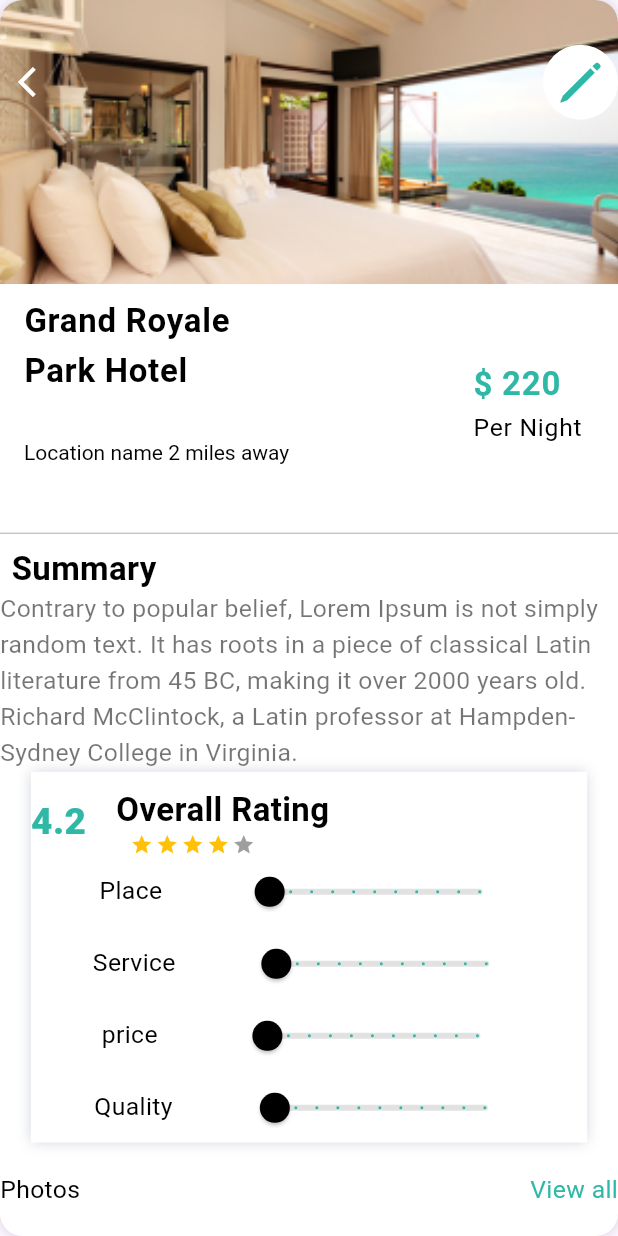
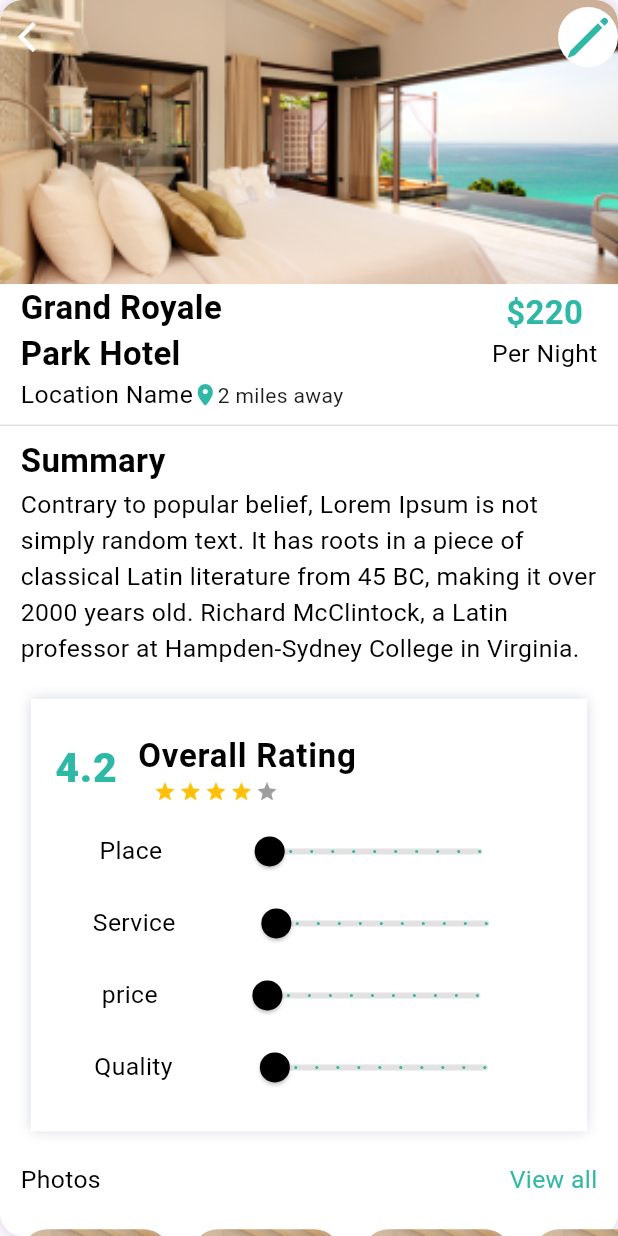
Before and after one commit to SkyLineCoderz-Maaz/tourism_app, a Flutter app: the ScreenOverview screen opened directly, on a phone screen of 412 x 824 dp. Run offline on Flutter 3.47's test engine with Material 3 defaults, Android fonts, the phone set to English and light mode, and no system bars; drawn by our look-alikes of flutter_rating_bar; our stand-ins replace flutter_svg, get, pinput, sizer; network calls fail.

Commit message:
responsive_business_app

```diff
--- a/lib/main.dart
+++ b/lib/main.dart
@@ -1,11 +1,8 @@
 import 'package:flutter/material.dart';
 import 'package:get/get.dart';
-import 'package:tourism_app/modules/user_module/views/layouts/layout_profile.dart';
-import 'package:tourism_app/modules/user_module/views/screens/screen_add_new_place.dart';
 import 'package:tourism_app/modules/user_module/views/screens/screen_booking_detail.dart';
-import 'package:tourism_app/modules/user_module/views/screens/screen_overview.dart';
+import 'package:sizer/sizer.dart';
 import 'package:tourism_app/modules/user_module/views/screens/screen_splash.dart';
-import 'package:sizer/sizer.dart';
 void main() {
   runApp(MyApp());
   WidgetsFlutterBinding.ensureInitialized();
@@ -17,8 +14,8 @@ class MyApp extends StatelessWidget {
     return Sizer(builder: (BuildContext context, Orientation orientation, DeviceType deviceType) {
       return GetMaterialApp(
         debugShowCheckedModeBanner: false,
-        // home: ScreenSplash(),
-        home: ScreenBookingDetail(),
+        home: ScreenSplash(),
+        // home: ScreenBookingDetail(),
       );
     },);
   }
--- a/lib/modules/user_module/views/layouts/layout_profile.dart
+++ b/lib/modules/user_module/views/layouts/layout_profile.dart
@@ -29,10 +29,7 @@ class LayoutProfile extends StatelessWidget {
                 ExtraLargeText(
                   text: 'App Logo',
                 ).paddingOnly(top:90.sp,left: 120.sp),
-                Icon(
-                  CupertinoIcons.bell,
-                  color: Colors.black,
-                ).paddingOnly(top: 40.sp,left: 260.sp),
+                Image.asset('assets/icons/bell.png',).paddingOnly(top: 40.sp,left: 260.sp),
                 CircleAvatar(
                   radius: 35.sp,
                   backgroundImage: AssetImage('assets/images/person.png'),
@@ -83,7 +80,7 @@ class LayoutProfile extends StatelessWidget {
                 CustomContainer(
                   height: 50.sp,
                   color: Colors.white,
-                  icon: Icons.question_mark_outlined,
+                  icon: Icons.question_mark_rounded,
                   iconColor: appColor,
                   text: 'Help',
                   textColor: Colors.black,
--- a/lib/modules/user_module/views/screens/screen_add_new_place.dart
+++ b/lib/modules/user_module/views/screens/screen_add_new_place.dart
@@ -31,20 +31,17 @@ class ScreenAddNewPlace extends StatelessWidget {
         child: Column(
           children: [
             Container(
-              height: Get.height * .3,
+              height: Get.height * .2,
               width: Get.width * .9,
               decoration: BoxDecoration(
                   color: Colors.white,
                   borderRadius: BorderRadius.circular(12),
                   border: Border.all(color: Colors.black38)),
               child: Column(
+                mainAxisAlignment: MainAxisAlignment.center,
                 children: [
+                  Image.asset('assets/icons/photo (2) 1.png'),
                   SizedBox(height: 1.h,),
-                  IconButton(
-                    onPressed: () {},
-                    icon: Icon(Icons.picture_as_pdf_outlined),
-                  ),
-                  SizedBox(height: 2.h,),
                   MediumText(
                     text: 'Add Images',
                     color: Colors.black,
--- a/lib/modules/user_module/views/screens/screen_home_page.dart
+++ b/lib/modules/user_module/views/screens/screen_home_page.dart
@@ -47,14 +47,14 @@ class BottomNavyBarState extends State<ScreenHomePage> {
         items: <BottomNavyBarItem>[
           BottomNavyBarItem(
             inactiveColor: Colors.black,
-            icon: const Icon(Icons.apps),
+            icon: const Icon(Icons.home),
             title: const Text('Booking'),
             activeColor: appColor,
             textAlign: TextAlign.center,
           ),
           BottomNavyBarItem(
             inactiveColor: Colors.black,
-            icon: const Icon(Icons.place),
+            icon: const Icon(Icons.business_sharp),
             title: const Text('Place'),
             activeColor: appColor,
             textAlign: TextAlign.center,
@@ -62,7 +62,7 @@ class BottomNavyBarState extends State<ScreenHomePage> {
 
           BottomNavyBarItem(
             inactiveColor: Colors.black,
-            icon: const Icon(Icons.account_box),
+            icon: const Icon(Icons.person_pin),
             title: const Text('Account'),
             activeColor: appColor,
             textAlign: TextAlign.center,
--- a/lib/modules/user_module/views/screens/screen_overview.dart
+++ b/lib/modules/user_module/views/screens/screen_overview.dart
@@ -3,6 +3,7 @@ import 'package:flutter/material.dart';
 import 'package:flutter_rating_bar/flutter_rating_bar.dart';
 import 'package:get/get.dart';
 import 'package:get/get_core/src/get_main.dart';
+import 'package:sizer/sizer.dart';
 import 'package:tourism_app/modules/user_module/custom_widgets/custom_button.dart';
 import 'package:tourism_app/modules/user_module/custom_widgets/custom_images.dart';
 import 'package:tourism_app/modules/user_module/helpers/constants.dart';
@@ -27,9 +28,6 @@ class _ScreenOverviewState extends State<ScreenOverview> {
       body: Stack(
         children: [
           Container(
-            width: Get.width,
-            height: Get.height,
-            // margin: EdgeInsets.all(10),
             decoration: BoxDecoration(
                 boxShadow: appBoxShadow,
                 color: Colors.white,
@@ -39,13 +37,15 @@ class _ScreenOverviewState extends State<ScreenOverview> {
                 children: [
                   Container(
                     height: Get.height * .23,
-                    width: Get.width,
                     decoration: BoxDecoration(
                         borderRadius:
                             BorderRadius.vertical(top: Radius.circular(15)),
                         image: DecorationImage(
                             image: AssetImage("assets/images/places.png"),
                             fit: BoxFit.cover)),
+                    child: SafeArea(
+                      child: Align(
+                        alignment: Alignment.topCenter,
                         child: Row(
                           mainAxisAlignment: MainAxisAlignment.spaceBetween,
                           children: [
@@ -57,8 +57,7 @@ class _ScreenOverviewState extends State<ScreenOverview> {
                               color: Colors.white,
                             ),
                             Container(
-                          height: 60,
-                          width: 50,
+                              height: 6.h,
                               decoration: BoxDecoration(
                                 color: Colors.white,
                                 shape: BoxShape.circle
@@ -66,58 +65,50 @@ class _ScreenOverviewState extends State<ScreenOverview> {
                               child: Icon(CupertinoIcons.pen,color: appColor,size:40,),
                             ),
                           ],
-                    ).paddingOnly(bottom:80),
                         ),
-                  ListTile(
-                    title: Column(
-                      crossAxisAlignment: CrossAxisAlignment.start,
-                      mainAxisSize: MainAxisSize.min,
+                      ),
+                    ),
+                  ),
+                  Column(
                     children: [
-                        MediumText(
-                          text: 'Grand Royale',
-                          color: Colors.black,
-                        ),
-                        MediumText(
-                          text: 'Park Hotel',
-                          color: Colors.black,
+                      Row(
+                        mainAxisAlignment: MainAxisAlignment.spaceBetween,
+                        children: [
+                          MediumText(text: 'Grand Royale\nPark Hotel'),
+                          Column(
+                            children: [
+                              MediumText(text: "\$220",color: appColor,),
+                              SmallText(text: 'Per Night'),
+                            ],
                           ),
                         ],
                       ),
-                    trailing: Column(
-                      mainAxisSize: MainAxisSize.min,
-                      crossAxisAlignment: CrossAxisAlignment.start,
-                      children: <Widget>[
-                        MediumText(
-                          text: "\$ 220",
-                          color: appColor,
-                        ),
-                        SmallText(
-                          text: "Per Night",
-                          color: Colors.black,
+                      Row(
+                        children: [
+                          SmallText(text: 'Location Name'),
+                          Icon(CupertinoIcons.location_solid,size: 12.sp,color: appColor,),
+                          Text('2 miles away'),
+                        ],
                       ),
                     ],
+                  ).marginSymmetric(horizontal: 10.sp),
+                  Divider(color:Colors.grey.withOpacity(.3),),
+                  Align(
+                    alignment: Alignment.topLeft,
+                    child: MediumText(
+                      text: 'Summary',
                     ),
-                    subtitle: RichText(
-                        text: TextSpan(
-                            style: TextStyle(color: Colors.black),
-                            text: "Location name",
-                            children: [
-                          TextSpan(text: ""),
-                          TextSpan(text: " 2 miles away"),
-                        ])).marginSymmetric(vertical: 30),
+                  ).marginSymmetric(horizontal: 10.sp),
+                  SizedBox(
+                    height: 2.sp,
                   ),
-                  Divider(),
-                  MediumText(
-                    text: 'Summary',
-                    color: Colors.black,
-                  ).paddingOnly(right: 300),
                   SmallText(
                     text:
                         'Contrary to popular belief, Lorem Ipsum is not simply random text. It has roots in a piece of classical Latin literature from 45 BC, making it over 2000 years old. Richard McClintock, a Latin professor at Hampden-Sydney College in Virginia.',
-                    color: Colors.black54,
-                  ),
+                  ).marginOnly(left: 10.sp),
+                  SizedBox(height: 15.sp,),
                   Container(
-                    height: Get.height * .30,
+                    height: Get.height * .35,
                     width: Get.width * .9,
                     decoration: BoxDecoration(
                       color: Colors.white,
@@ -125,24 +116,15 @@ class _ScreenOverviewState extends State<ScreenOverview> {
                     ),
                     child: Column(
                       children: [
-                        SizedBox(
-                          height: 10,
-                        ),
-                        Row(
+                        ListTile(
+                          title: Row(
                             children: [
-                            LargeText(
-                              text: '4.2',
-                              color: appColor,
-                            ),
-                            SizedBox(
-                              width: 20,
-                            ),
+                              ExtraLargeText(text: '4.2',color: appColor,),
+                              SizedBox(width: 10.sp,),
                               Column(
-                              mainAxisAlignment: MainAxisAlignment.start,
                                 children: [
                                   MediumText(
-                                  text: 'Overall Rating',
-                                  color: Colors.black,
+                                    text: 'Overall Rating'
                                   ),
                                   RatingBar.builder(
                                     initialRating: 4,
@@ -161,17 +143,17 @@ class _ScreenOverviewState extends State<ScreenOverview> {
                                     onRatingUpdate: (rating) {
                                       print(rating);
                                     },
-                                ).paddingOnly(right: 40)
+                                  ).paddingOnly(right: 30.sp)
                                 ],
                               ),
                             ],
+                          ),
                         ),
                         Row(
                           mainAxisAlignment: MainAxisAlignment.spaceEvenly,
                           children: [
                             SmallText(
                               text: 'Place',
-                              color: Colors.black,
                             ),
                             Slider(
                               value: _currentSliderValue,
@@ -194,7 +176,6 @@ class _ScreenOverviewState extends State<ScreenOverview> {
                           children: [
                             SmallText(
                               text: 'Service',
-                              color: Colors.black,
                             ),
                             Slider(
                               value: currentSliderValue,
@@ -217,7 +198,6 @@ class _ScreenOverviewState extends State<ScreenOverview> {
                           children: [
                             SmallText(
                               text: 'price',
-                              color: Colors.black,
                             ),
                             Slider(
                               value: sliderValue,
@@ -240,7 +220,6 @@ class _ScreenOverviewState extends State<ScreenOverview> {
                           children: [
                             SmallText(
                               text: 'Quality',
-                              color: Colors.black,
                             ),
                             Slider(
                               value: values,
@@ -259,17 +238,16 @@ class _ScreenOverviewState extends State<ScreenOverview> {
                           ],
                         ),
                       ],
-                    ),
+                    ).marginSymmetric(vertical: 10.sp),
                   ),
                   SizedBox(
-                    height: 20,
+                    height: 15.sp,
                   ),
                   Row(
                     mainAxisAlignment: MainAxisAlignment.spaceBetween,
                     children: [
                       SmallText(
                         text: 'Photos',
-                        color: Colors.black,
                       ),
                       GestureDetector(
                         onTap: () {
@@ -281,16 +259,16 @@ class _ScreenOverviewState extends State<ScreenOverview> {
                         ),
                       ),
                     ],
-                  ),
+                  ).marginSymmetric(horizontal: 10.sp),
                   SizedBox(
-                    height: 20,
+                    height: 15.sp,
                   ),
                   SingleChildScrollView(
                     scrollDirection: Axis.horizontal,
                     child: Row(
                       children: [
                         SizedBox(
-                          width: 10,
+                          width: 10.sp,
                         ),
                         Container(
                           height: 100,
@@ -303,7 +281,7 @@ class _ScreenOverviewState extends State<ScreenOverview> {
                           ),
                         ),
                         SizedBox(
-                          width: 10,
+                          width: 10.sp,
                         ),
                         Container(
                           height: 100,
@@ -316,7 +294,7 @@ class _ScreenOverviewState extends State<ScreenOverview> {
                           ),
                         ),
                         SizedBox(
-                          width: 10,
+                          width: 10.sp,
                         ),
                         Container(
                           height: 100,
@@ -329,7 +307,7 @@ class _ScreenOverviewState extends State<ScreenOverview> {
                           ),
                         ),
                         SizedBox(
-                          width: 10,
+                          width: 10.sp,
                         ),
                         Container(
                           height: 100,
@@ -345,7 +323,7 @@ class _ScreenOverviewState extends State<ScreenOverview> {
                     ),
                   ),
                   SizedBox(
-                    height: 20,
+                    height: 20.sp,
                   ),
                   Row(
                     mainAxisAlignment: MainAxisAlignment.spaceBetween,
@@ -359,8 +337,8 @@ class _ScreenOverviewState extends State<ScreenOverview> {
                         color: appColor,
                       ),
                     ],
-                  ),
-                  Divider(),
+                  ).marginSymmetric(horizontal: 10.sp),
+                  Divider(color: Colors.grey.withOpacity(.3),),
                   ListTile(
                     leading: Image.asset('assets/images/person.png'),
                     title: MediumText(
@@ -392,12 +370,11 @@ class _ScreenOverviewState extends State<ScreenOverview> {
                   SmallText(
                     text:
                         'Review text popular belief, Lorem Ipsum is not simply random text. It has roots in a piece of classical Latin literature',
-                    color: Colors.black,
+                  ).marginOnly(left: 10.sp),
+                  SizedBox(
+                    height: 20.sp,
                   ),
-                  SizedBox(
-                    height: 20,
-                  ),
-                  Divider(),
+                  Divider(color: Colors.grey.withOpacity(.3),),
                   ListTile(
                     leading: Image.asset('assets/images/person.png'),
                     title: MediumText(
@@ -429,19 +406,17 @@ class _ScreenOverviewState extends State<ScreenOverview> {
                   SmallText(
                     text:
                         'Review text popular belief, Lorem Ipsum is not simply random text. It has roots in a piece of classical Latin literature',
-                    color: Colors.black,
-                  ),
+                  ).marginOnly(left: 10.sp),
                   SizedBox(
-                    height: 20,
+                    height: 15.sp,
                   ),
                   CustomImages(
                     name: 'map',
                     width: Get.width,
                   ),
                   CustomButton(
-                      width: Get.width * .5,
                       text: 'Book Now',
-                      onPressed: () {}),
+                      onPressed: () {}).marginSymmetric(horizontal: 30.sp),
                 ],
               ),
             ),
--- a/lib/modules/user_module/views/screens/screen_setting.dart
+++ b/lib/modules/user_module/views/screens/screen_setting.dart
@@ -3,10 +3,10 @@ import 'package:flutter/material.dart';
 import 'package:get/get.dart';
 import 'package:get/get_core/src/get_main.dart';
 import 'package:sizer/sizer.dart';
-import 'package:tourism_app/modules/user_module/custom_widgets/custom_container.dart';
 import 'package:tourism_app/modules/user_module/helpers/constants.dart';
 import 'package:tourism_app/modules/user_module/views/screens/screen_change_password.dart';
 import 'package:tourism_app/modules/user_module/views/screens/screen_notification.dart';
+import 'package:tourism_app/modules/user_module/views/screens/screen_splash.dart';
 
 import '../../custom_widgets/Custom_text_widgets.dart';
 
@@ -67,12 +67,7 @@ class _ScreenSettingState extends State<ScreenSetting> {
           Divider(),
           Row(
             children: [
-              IconButton(
-                  onPressed: () {},
-                  icon: Icon(
-                    Icons.lock,
-                    color: appColor,
-                  )).marginSymmetric(horizontal: 10.sp),
+              Image.asset('assets/icons/password .png').marginSymmetric(horizontal: 19.sp),
               TextButton(
                   onPressed: () {
                     Get.to(ScreenChangePassword());
@@ -85,12 +80,7 @@ class _ScreenSettingState extends State<ScreenSetting> {
           Divider(),
           Row(
             children: [
-              IconButton(
-                  onPressed: () {},
-                  icon: Icon(
-                    Icons.book,
-                    color: appColor,
-                  )).marginSymmetric(horizontal: 10.sp),
+              Image.asset('assets/icons/conditions.png').marginSymmetric(horizontal: 19.sp),
               TextButton(
                   onPressed: () {},
                   child: MediumText(
@@ -102,13 +92,16 @@ class _ScreenSettingState extends State<ScreenSetting> {
           Row(
             children: [
               IconButton(
-                  onPressed: () {},
+                  onPressed: () {
+                    Get.offAll(ScreenSplash());},
                   icon: Icon(
                     Icons.login_outlined,
                     color: appColor,
-                  )).marginSymmetric(horizontal: 10.sp),
+                  )).marginSymmetric(horizontal: 12.sp),
               TextButton(
-                  onPressed: () {},
+                  onPressed: () {
+                    Get.offAll(ScreenSplash());
+                  },
                   child: MediumText(
                     text: 'Logout',
                   )),
```
Also changed, not shown: assets/icons/bell.png (added), assets/icons/conditions.png (added), assets/icons/password .png (added), assets/icons/photo (2) 1.png (added). Lines whose indentation alone changed are shown as unchanged.
